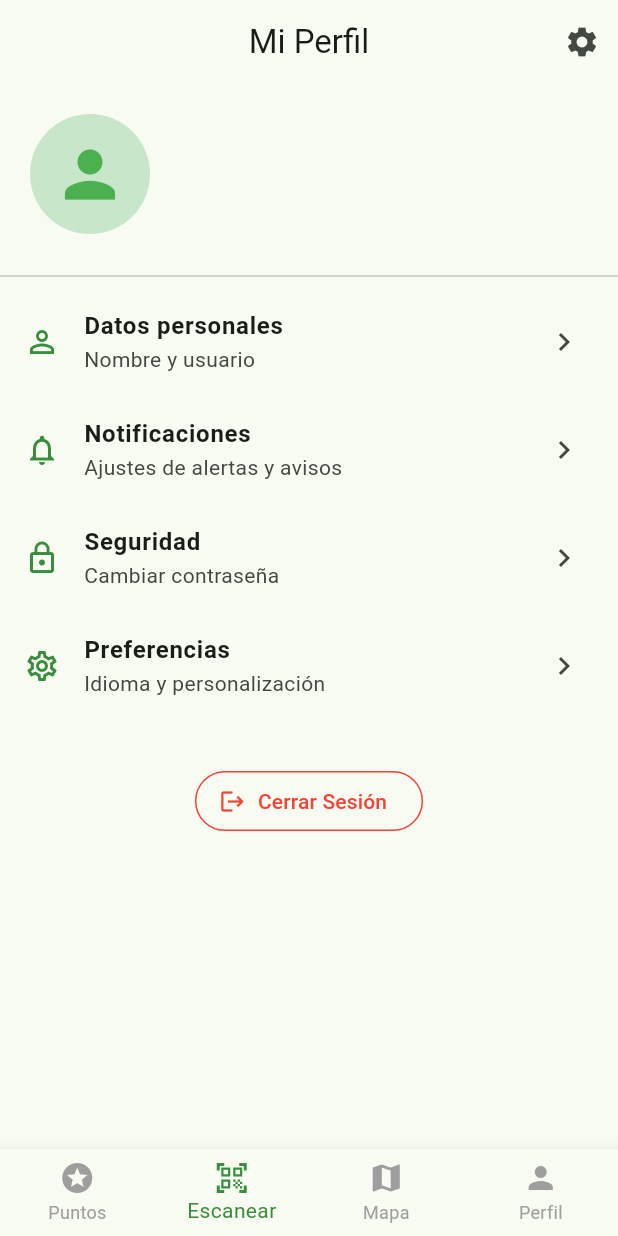
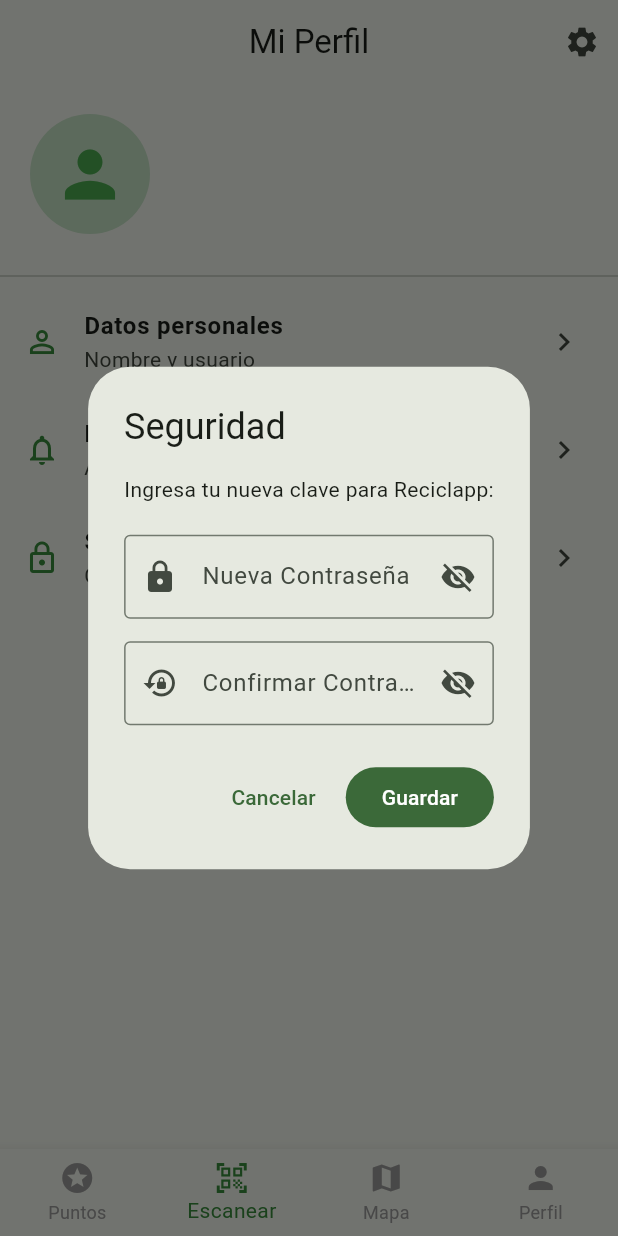
Before and after one commit to TheAdverse/Reciclapp, a Flutter app: the screen it shows once a user with an empty profile is signed in, item 2 of the bottom bar chosen, after a tap on "Seguridad", on a phone screen of 412 x 824 dp. Run offline on Flutter 3.47's test engine with Material 3 defaults, Android fonts, the phone set to English and light mode, and no system bars; our stand-ins replace flutter_dotenv, flutter_map, geolocator, latlong2, shared_preferences, supabase_flutter; accounts and stored records are empty.

Commit message:
Pantalla de peril de usuario 'terminada'

```diff
--- a/lib/profile_screen.dart
+++ b/lib/profile_screen.dart
@@ -49,7 +49,7 @@ class _ProfileScreenState extends State<ProfileScreen> {
         actions: [
           IconButton(
             icon: const Icon(Icons.settings),
-            onPressed: () { /* Navegar a ajustes generales */ },
+            onPressed: _mostrarAjustesGenerales,
           ),
         ],
       ),
@@ -102,13 +102,7 @@ class _ProfileScreenState extends State<ProfileScreen> {
               icon: Icons.lock_outline,
               title: 'Seguridad',
               subtitle: 'Cambiar contraseña',
-              onTap: () { /* Lógica de cambio de clave */ },
-            ),
-            _buildProfileOption(
-              icon: Icons.settings_outlined,
-              title: 'Preferencias',
-              subtitle: 'Idioma y personalización',
-              onTap: () { /* Otros ajustes */ },
+              onTap: _mostrarDialogoCambiarPassword,
             ),
 
             const SizedBox(height: 30),
@@ -275,7 +269,7 @@ class _ProfileScreenState extends State<ProfileScreen> {
           child: Column(
             mainAxisSize: MainAxisSize.min,
             children: [
-              const Text("Notificaciones Locales", style: TextStyle(fontSize: 18, fontWeight: FontWeight.bold)),
+              const Text("Notificaciones", style: TextStyle(fontSize: 18, fontWeight: FontWeight.bold)),
               const SizedBox(height: 10),
               SwitchListTile(
                 title: const Text("Días de Recolección"),
@@ -302,4 +296,155 @@ class _ProfileScreenState extends State<ProfileScreen> {
     );
   }
 
+
+  void _mostrarDialogoCambiarPassword() {
+    final TextEditingController passController = TextEditingController();
+    final TextEditingController confirmPassController = TextEditingController();
+    final formKey = GlobalKey<FormState>();
+
+    // Variables locales para el estado del "ojito"
+    bool obscurePass = true;
+    bool obscureConfirm = true;
+
+    showDialog(
+      context: context,
+      builder: (context) => StatefulBuilder( // <--- Vital para que el setState funcione en el diálogo
+        builder: (context, setDialogState) => AlertDialog(
+          title: const Text("Seguridad"),
+          content: Form(
+            key: formKey,
+            child: SingleChildScrollView( // Por si el teclado estorba
+              child: Column(
+                mainAxisSize: MainAxisSize.min,
+                children: [
+                  const Text("Ingresa tu nueva clave para Reciclapp:"),
+                  const SizedBox(height: 20),
+
+                  // --- NUEVA CONTRASEÑA ---
+                  TextFormField(
+                    controller: passController,
+                    obscureText: obscurePass,
+                    decoration: InputDecoration(
+                      labelText: 'Nueva Contraseña',
+                      prefixIcon: const Icon(Icons.lock),
+                      suffixIcon: IconButton(
+                        icon: Icon(obscurePass ? Icons.visibility_off : Icons.visibility),
+                        onPressed: () => setDialogState(() => obscurePass = !obscurePass),
+                      ),
+                      border: const OutlineInputBorder(),
+                    ),
+                    validator: (value) => value!.length < 6 ? 'Mínimo 6 caracteres' : null,
+                  ),
+
+                  const SizedBox(height: 15),
+
+                  // --- CONFIRMAR CONTRASEÑA ---
+                  TextFormField(
+                    controller: confirmPassController,
+                    obscureText: obscureConfirm,
+                    decoration: InputDecoration(
+                      labelText: 'Confirmar Contraseña',
+                      prefixIcon: const Icon(Icons.lock_reset),
+                      suffixIcon: IconButton(
+                        icon: Icon(obscureConfirm ? Icons.visibility_off : Icons.visibility),
+                        onPressed: () => setDialogState(() => obscureConfirm = !obscureConfirm),
+                      ),
+                      border: const OutlineInputBorder(),
+                    ),
+                    validator: (value) => value != passController.text ? 'No coinciden' : null,
+                  ),
+                ],
+              ),
+            ),
+          ),
+          actions: [
+            TextButton(
+              onPressed: () => Navigator.pop(context),
+              child: const Text("Cancelar"),
+            ),
+            FilledButton(
+              onPressed: () async {
+                if (formKey.currentState!.validate()) {
+                  try {
+                    await _handler.cambiarPassword(passController.text);
+                    if (!mounted) return;
+                    Navigator.pop(context);
+                    ScaffoldMessenger.of(context).showSnackBar(
+                      const SnackBar(
+                        content: Text("Contraseña actualizada correctamente"),
+                        backgroundColor: Colors.green,
+                      ),
+                    );
+                  } catch (e) {
+                    if (!mounted) return;
+                    // Aquí puedes mostrar un error más específico
+                  }
+                }
+              },
+              child: const Text("Guardar"),
+            ),
+          ],
+        ),
+      ),
+    );
+  }
+
+
+  // Función para mostrar los ajustes
+  void _mostrarAjustesGenerales() {
+    showModalBottomSheet(
+      context: context,
+      isScrollControlled: true,
+      shape: const RoundedRectangleBorder(
+        borderRadius: BorderRadius.vertical(top: Radius.circular(20)),
+      ),
+      builder: (context) => Container(
+        padding: const EdgeInsets.all(20),
+        child: Column(
+          mainAxisSize: MainAxisSize.min,
+          children: [
+            const Text("Ajustes Generales", style: TextStyle(fontSize: 20, fontWeight: FontWeight.bold)),
+            const Divider(),
+            ListTile(
+              leading: const Icon(Icons.info_outline),
+              title: const Text("Versión de la App"),
+              subtitle: const Text("v1.0.0 - Reciclapp Pachuca"),
+            ),
+            ListTile(
+              leading: const Icon(Icons.storage_outlined),
+              title: const Text("Limpiar datos locales"),
+              subtitle: const Text("Restablece preferencias de notificaciones"),
+              onTap: () async {
+                // Lógica para limpiar SharedPreferences
+                final prefs = await SharedPreferences.getInstance();
+                await prefs.clear();
+                if (!mounted) return;
+                setState(() {
+                  _notifRecoleccion = true; // Valor por defecto
+                  _notifAlertas = true;     // Valor por defecto
+                });
+
+                Navigator.pop(context);
+                ScaffoldMessenger.of(context).showSnackBar(
+                  const SnackBar(
+                    content: Text("Preferencias restablecidas"),
+                    backgroundColor: Colors.green,
+                  ),
+                );
+              },
+            ),
+            ListTile(
+              leading: const Icon(Icons.help_outline),
+              title: const Text("Centro de Ayuda"),
+              onTap: () {
+                // Aquí podrías abrir un link o enviar un correo
+              },
+            ),
+            const SizedBox(height: 20),
+          ],
+        ),
+      ),
+    );
+  }
+
 }
```
Also changed, not shown: lib/supabase_handler.dart (+10 -0 lines).
